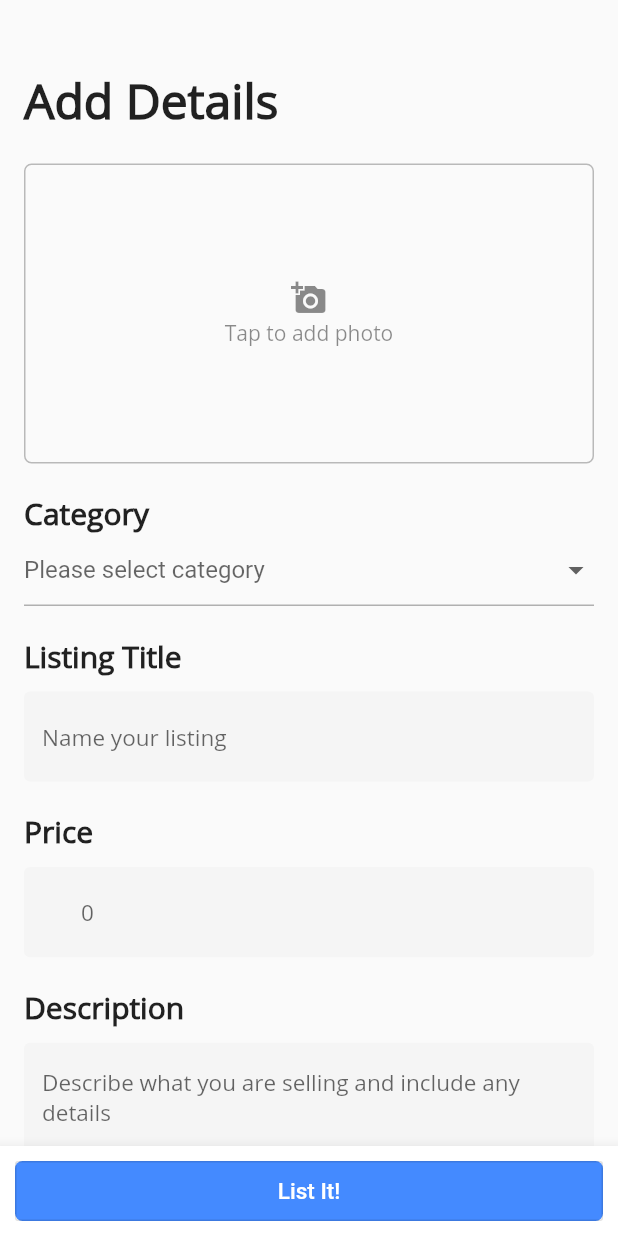
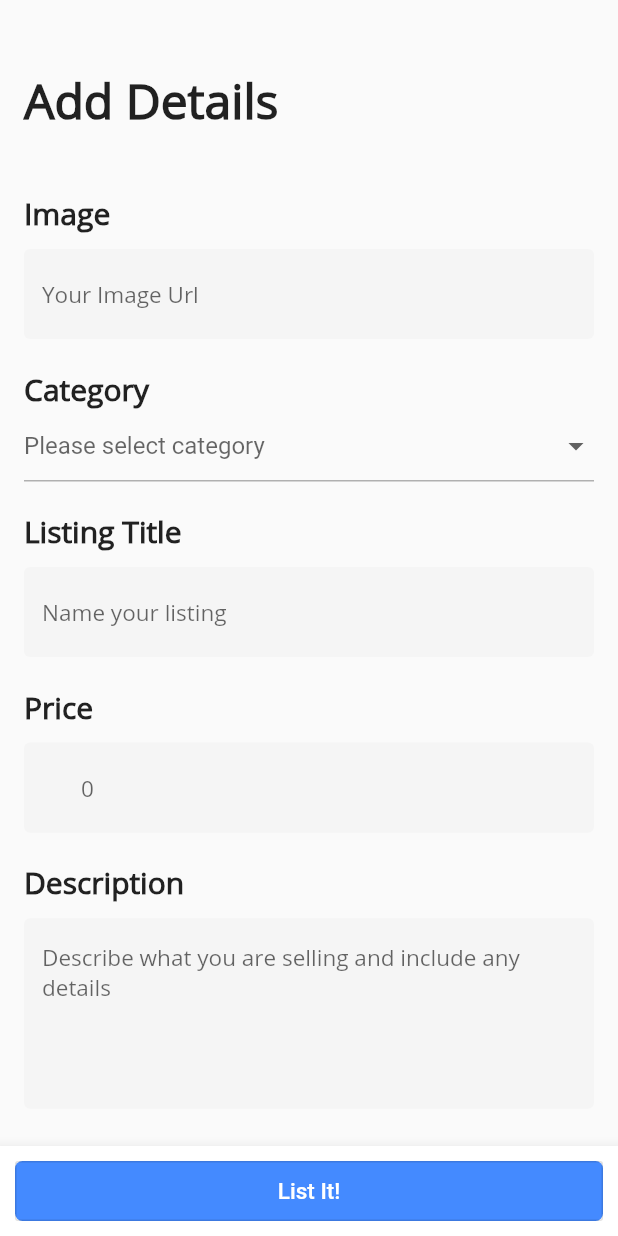
Before and after one commit to faizkarim/MobileApplicationProgramming, a Flutter app: the SellScreen screen opened directly, on a phone screen of 412 x 824 dp. Run offline on Flutter 3.47's test engine with Material 2 defaults, Android fonts, the light colour scheme and no system bars; our stand-ins replace bottom_navy_bar, carousel_slider, eva_icons_flutter, flutter_custom_clippers, flutter_spinkit, image_picker; missing offline and left inert: clip_shadow, flare_splash_screen, snack.

Commit message:
Faiz Karim

```diff
--- a/lib/selling.dart
+++ b/lib/selling.dart
@@ -1,14 +1,12 @@
-import 'dart:io';
 import 'package:eva_icons_flutter/eva_icons_flutter.dart';
 import 'package:flutter/material.dart';
-import 'package:image_picker/image_picker.dart';
-import 'package:mobileapp/modal/mockItem.dart';
-import 'package:mobileapp/modal/mockNotification.dart';
-import './modal/itemModal.dart';
 import 'package:snack/snack.dart';
 import 'dart:async';
+import 'package:intl/intl.dart';
 import './modal/notificationModal.dart';
-import 'package:intl/intl.dart';
+import './services/notification_services.dart';
+import './modal/itemModal.dart';
+import './services/item_services.dart';
 
 class SellScreen extends StatefulWidget {
   @override
@@ -28,7 +26,7 @@ class _SellScreenState extends State<SellScreen> {
         ],
       ));
 
-  File imageFile;
+  static String imageUrl;
   static String listingName;
   static String price;
   static String description;
@@ -54,26 +52,30 @@ class _SellScreenState extends State<SellScreen> {
       }
 
       Item itemdata = new Item(
-          imageFile,
-          listingName,
-          price,
-          ItemDetails(_category, description, _location),
-          Seller('johndoe817', '018-4563423', 'john@gmail.com'));
+          itemImg: imageUrl,
+          itemName: listingName,
+          price: price,
+          save: false,
+          itemdetails: ItemDetails(
+              category: _category, description: description, place: _location));
+
+      ItemService().addItem(n: itemdata);
+
       Notifications noti = new Notifications(
-          'Your item succesfully in Listing',
-          'You now can check your item in My Listing to edit the item',
-          dateTime[0],
-          dateTime[1],
-          false);
-      mockNotification.add(noti);
-      mockItem.add(itemdata);
+          text1: 'Your item succesfully in Listing',
+          text2: 'You now can check your item in Home to view the item',
+          date: dateTime[0],
+          time: dateTime[1],
+          read: false);
+
+      NotificationService().addNotifications(n: noti);
 
       bar.show(context);
       await Future.delayed(Duration(seconds: 2));
       Navigator.pushNamed(context, '/homescreen');
     } else {
       setState(() {
-        print(imageFile);
+        print(imageUrl);
         _autoValidate = true;
       });
     }
@@ -85,13 +87,6 @@ class _SellScreenState extends State<SellScreen> {
     else
       return null;
   }
-
-  // String validatePrice(double value) {
-  //   if (value.isNegative)
-  //     return "Price cannot be negative";
-  //   else
-  //     return null;
-  // }
 
   String validateDescription(String value) {
     if (value.isEmpty)
@@ -133,52 +128,6 @@ class _SellScreenState extends State<SellScreen> {
                   ),
                 ),
                 SizedBox(height: 20.0),
-                GestureDetector(
-                  onTap: () async {
-                    var picture = await ImagePicker.pickImage(
-                        source: ImageSource.gallery);
-                    // Directory picDir = await getApplicationDocumentsDirectory();
-                    // path = picDir.uri.resolve('assets/images/picture.jpg').path;
-                    // file = await picture.copy(path);
-                    setState(() {
-                      imageFile = picture;
-                    });
-                  },
-                  child: Container(
-                    width: MediaQuery.of(context).size.width,
-                    height: 200.0,
-                    decoration: BoxDecoration(
-                      borderRadius: BorderRadius.circular(5.0),
-                      border: Border.all(width: 1.0, color: Colors.black26),
-                      // image: DecorationImage(
-                      //     image: new FileImage(File(widget.imagePath)),
-                      //     fit: BoxFit.fill),
-                    ),
-                    child: imageFile != null
-                        ? Image.file(
-                            imageFile,
-                            fit: BoxFit.fill,
-                          )
-                        : Column(
-                            mainAxisAlignment: MainAxisAlignment.center,
-                            children: <Widget>[
-                              Icon(
-                                Icons.add_a_photo,
-                                color: Colors.black45,
-                              ),
-                              SizedBox(
-                                height: 2.0,
-                              ),
-                              Text(
-                                "Tap to add photo",
-                                style: TextStyle(
-                                    color: Colors.black45,
-                                    fontFamily: 'OpenSans'),
-                              ),
-                            ],
-                          ),
-                  ),
-                ),
                 SizedBox(height: 20.0),
                 Form(
                   autovalidate: _autoValidate,
@@ -186,6 +135,38 @@ class _SellScreenState extends State<SellScreen> {
                   child: Column(
                     crossAxisAlignment: CrossAxisAlignment.start,
                     children: <Widget>[
+                      Text(
+                        "Image",
+                        style: TextStyle(
+                            fontSize: 20.0,
+                            fontWeight: FontWeight.bold,
+                            fontFamily: 'OpenSans'),
+                      ),
+                      SizedBox(height: 10.0),
+                      TextFormField(
+                        validator: validatelistingName,
+                        onSaved: (String val) {
+                          setState(() {
+                            imageUrl = val;
+                          });
+                        },
+                        decoration: InputDecoration(
+                            fillColor: Colors.grey[100],
+                            filled: true,
+                            // prefixIcon: Icon(Icons.search),
+                            enabledBorder: const OutlineInputBorder(
+                              borderSide: const BorderSide(
+                                  color: Colors.transparent, width: 0.0),
+                            ),
+                            focusedBorder: const OutlineInputBorder(
+                              borderSide: const BorderSide(
+                                  color: Colors.transparent, width: 0.0),
+                            ),
+                            hintText: 'Your Image Url',
+                            hintStyle: TextStyle(
+                                fontSize: 15, fontFamily: 'OpenSans')),
+                      ),
+                      SizedBox(height: 20.0),
                       Text(
                         "Category",
                         style: TextStyle(
```
